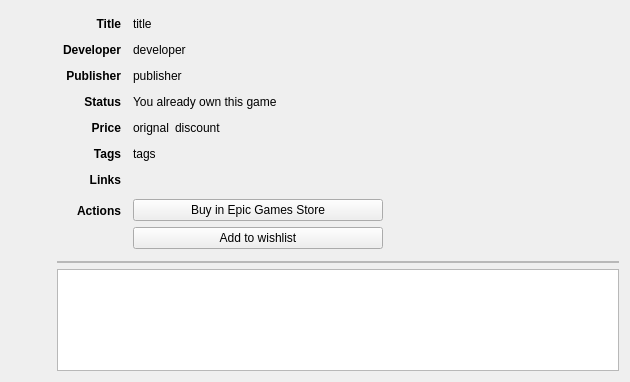
First picture: the form in rare/ui/components/tabs/store/details.ui, repository RareDevs/Rare, before the edit.
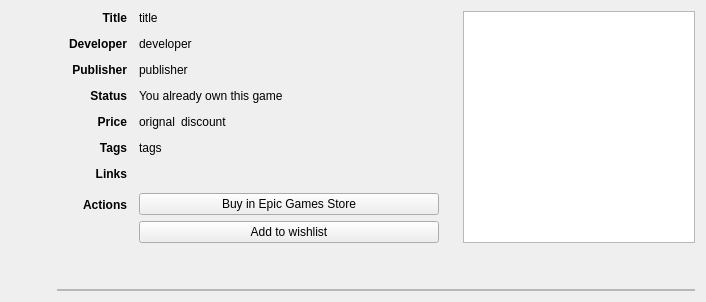
Second picture: the form after the edit.

Commit message: StoreDetails: update form

Patch:
```diff
--- a/rare/ui/components/tabs/store/details.ui
+++ b/rare/ui/components/tabs/store/details.ui
@@ -6,14 +6,14 @@
    <rect>
     <x>0</x>
     <y>0</y>
-    <width>630</width>
-    <height>382</height>
+    <width>706</width>
+    <height>302</height>
    </rect>
   </property>
   <property name="windowTitle">
    <string notr="true">StoreDetailsWidget</string>
   </property>
-  <layout class="QHBoxLayout" name="main_layout" stretch="0,1">
+  <layout class="QHBoxLayout" name="main_layout" stretch="0,0">
    <item>
     <layout class="QVBoxLayout" name="left_layout">
      <item>
@@ -41,8 +41,11 @@
     </layout>
    </item>
    <item>
-    <layout class="QVBoxLayout" name="right_layout">
-     <item>
+    <layout class="QGridLayout" name="right_layout" rowstretch="0,1" columnstretch="0,1">
+     <property name="spacing">
+      <number>24</number>
+     </property>
+     <item row="0" column="0">
       <layout class="QFormLayout" name="details_layout">
        <property name="sizeConstraint">
         <enum>QLayout::SetFixedSize</enum>
@@ -60,22 +63,12 @@
         <number>12</number>
        </property>
        <property name="leftMargin">
-        <number>6</number>
-       </property>
-       <property name="topMargin">
-        <number>6</number>
-       </property>
-       <property name="rightMargin">
-        <number>6</number>
-       </property>
-       <property name="bottomMargin">
-        <number>6</number>
+        <number>12</number>
        </property>
        <item row="0" column="0">
         <widget class="QLabel" name="title_label">
          <property name="font">
           <font>
-           <weight>75</weight>
            <bold>true</bold>
           </font>
          </property>
@@ -101,7 +94,6 @@
         <widget class="QLabel" name="developer_label">
          <property name="font">
           <font>
-           <weight>75</weight>
            <bold>true</bold>
           </font>
          </property>
@@ -127,7 +119,6 @@
         <widget class="QLabel" name="publisher_label">
          <property name="font">
           <font>
-           <weight>75</weight>
            <bold>true</bold>
           </font>
          </property>
@@ -153,7 +144,6 @@
         <widget class="QLabel" name="status_label">
          <property name="font">
           <font>
-           <weight>75</weight>
            <bold>true</bold>
           </font>
          </property>
@@ -176,7 +166,6 @@
         <widget class="QLabel" name="price_label">
          <property name="font">
           <font>
-           <weight>75</weight>
            <bold>true</bold>
           </font>
          </property>
@@ -192,7 +181,6 @@
         <widget class="QLabel" name="tags_label">
          <property name="font">
           <font>
-           <weight>75</weight>
            <bold>true</bold>
           </font>
          </property>
@@ -215,7 +203,6 @@
         <widget class="QLabel" name="social_links_label">
          <property name="font">
           <font>
-           <weight>75</weight>
            <bold>true</bold>
           </font>
          </property>
@@ -231,7 +218,6 @@
         <widget class="QLabel" name="actions_label">
          <property name="font">
           <font>
-           <weight>75</weight>
            <bold>true</bold>
           </font>
          </property>
@@ -274,10 +260,16 @@
          </property>
          <property name="minimumSize">
           <size>
-           <width>250</width>
+           <width>300</width>
            <height>0</height>
           </size>
          </property>
+         <property name="maximumSize">
+          <size>
+           <width>300</width>
+           <height>16777215</height>
+          </size>
+         </property>
          <layout class="QVBoxLayout" name="actions_layout">
           <property name="leftMargin">
            <number>0</number>
@@ -354,7 +346,14 @@
        </item>
       </layout>
      </item>
-     <item>
+     <item row="0" column="1">
+      <widget class="QTextBrowser" name="description_label">
+       <property name="openExternalLinks">
+        <bool>true</bool>
+       </property>
+      </widget>
+     </item>
+     <item row="1" column="0" colspan="2" alignment="Qt::AlignmentFlag::AlignBottom">
       <widget class="QFrame" name="requirements_frame">
        <property name="sizePolicy">
         <sizepolicy hsizetype="Preferred" vsizetype="Fixed">
@@ -384,13 +383,6 @@
        </layout>
       </widget>
      </item>
-     <item>
-      <widget class="QTextBrowser" name="description_label">
-       <property name="openExternalLinks">
-        <bool>true</bool>
-       </property>
-      </widget>
-     </item>
     </layout>
    </item>
   </layout>
```
Left out of the diff: 40 changed lines with no effect on the pictures. The commit also changes 5 other files.
